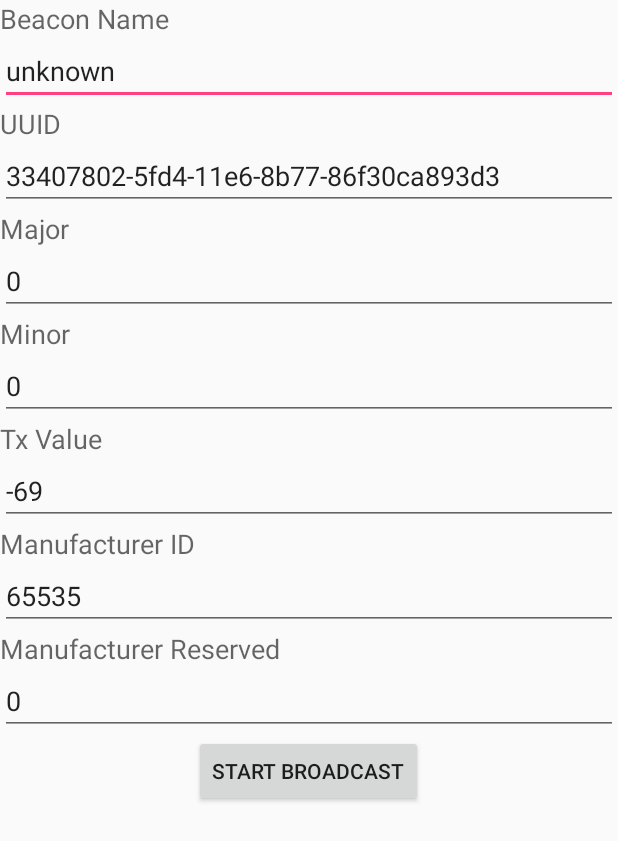
After one commit to Meepcake/AndroidBeaconFunTime, an Android app: the layout fragment_transmit.xml on its own in the app's theme, with its tools: preview values and no code run, on a phone screen of 412 x 824 dp. The commit adds this screen. Shown: the top 841 px of the screen. Run offline under Robolectric (Android 15) with nearby library versions, the phone set to English and light mode, and no system bars.

Commit message:
whoops forgot to add new files to VCS

```diff
--- a/app/src/main/java/com/meepcake/androidbeaconfuntime/MainActivity.java
+++ b/app/src/main/java/com/meepcake/androidbeaconfuntime/MainActivity.java
@@ -505,13 +505,14 @@ public class MainActivity extends AppCompatActivity implements BeaconConsumer{
     @Override
     public void onBeaconServiceConnect() {
         beaconManager.setMonitorNotifier(new MonitorNotifier() {
+
             @Override
             public void didEnterRegion(Region region) {
                 Log.e(TAG, "I just saw an beacon for the first time!");
                 ToastUtils.showToastInUiThread(getApplication(),R.string.Beacon_Detected);
 
                 try{
-                    beaconManager.startRangingBeaconsInRegion(new Region(getResources().getString(R.string.UUID), null, null, null));
+                    beaconManager.startRangingBeaconsInRegion(new Region(null, null, null, null));
                     beaconManager.setRangeNotifier(new RangeNotifier() {
                         @Override
                         public void didRangeBeaconsInRegion(Collection<Beacon> beacons, Region region) {
@@ -533,7 +534,7 @@ public class MainActivity extends AppCompatActivity implements BeaconConsumer{
 
             @Override
             public void didDetermineStateForRegion(int state, Region region) {
-                Log.e(TAG, "I have just switched from seeing/not seeing beacons: "+state);
+                Log.e(TAG, "I have just switched from seeing/not seeing beacons: " + state);
             }
         });
 
--- /dev/null
+++ b/app/src/main/res/layout/fragment_transmit.xml
@@ -0,0 +1,145 @@
+<ScrollView xmlns:android="http://schemas.android.com/apk/res/android"
+    android:layout_width="fill_parent"
+    android:layout_height="wrap_content"
+    android:id="@+id/scrollView"
+    android:layout_weight="0.44">
+
+
+    <LinearLayout
+        android:orientation="vertical"
+        android:layout_width="match_parent"
+        android:layout_height="wrap_content">
+
+        <TextView
+            android:layout_width="wrap_content"
+            android:layout_height="wrap_content"
+            android:textAppearance="?android:attr/textAppearanceMedium"
+            android:text="Beacon Name"
+            android:id="@+id/name_text"
+            android:layout_alignParentTop="true"
+            android:layout_centerHorizontal="true" />
+
+        <EditText
+            android:layout_width="match_parent"
+            android:layout_height="wrap_content"
+            android:id="@+id/text_Name"
+            android:layout_below="@+id/uuid_text"
+            android:layout_alignParentStart="true"
+            android:layout_alignParentEnd="true"
+            android:text="unknown" />
+
+        <TextView
+            android:layout_width="wrap_content"
+            android:layout_height="wrap_content"
+            android:textAppearance="?android:attr/textAppearanceMedium"
+            android:text="UUID"
+            android:id="@+id/uuid_text"
+            android:layout_alignParentTop="true"
+            android:layout_centerHorizontal="true" />
+
+        <EditText
+            android:layout_width="match_parent"
+            android:layout_height="wrap_content"
+            android:id="@+id/text_UUID"
+            android:layout_below="@+id/uuid_text"
+            android:layout_alignParentStart="true"
+            android:layout_alignParentEnd="true"
+            android:text="33407802-5fd4-11e6-8b77-86f30ca893d3" />
+
+        <TextView
+            android:layout_width="wrap_content"
+            android:layout_height="wrap_content"
+            android:textAppearance="?android:attr/textAppearanceMedium"
+            android:text="Major"
+            android:id="@+id/major_text"
+            android:layout_below="@+id/text_UUID"
+            android:layout_alignEnd="@+id/uuid_text" />
+
+        <EditText
+            android:layout_width="match_parent"
+            android:layout_height="wrap_content"
+            android:id="@+id/text_Major"
+            android:text="0"
+            android:layout_below="@+id/major_text"
+            android:layout_centerHorizontal="true" />
+
+        <TextView
+            android:layout_width="wrap_content"
+            android:layout_height="wrap_content"
+            android:textAppearance="?android:attr/textAppearanceMedium"
+            android:text="Minor"
+            android:id="@+id/minor_text"
+            android:layout_below="@+id/text_Major"
+            android:layout_centerHorizontal="true" />
+
+        <EditText
+            android:layout_width="match_parent"
+            android:layout_height="wrap_content"
+            android:id="@+id/text_Minor"
+            android:text="0"
+            android:layout_above="@+id/text_TxValue"
+            android:layout_alignParentEnd="true" />
+
+        <TextView
+            android:layout_width="wrap_content"
+            android:layout_height="wrap_content"
+            android:textAppearance="?android:attr/textAppearanceMedium"
+            android:text="Tx Value"
+            android:id="@+id/txValue_Text"
+            android:layout_below="@+id/minor_text"
+            android:layout_centerHorizontal="true" />
+
+        <EditText
+            android:layout_width="match_parent"
+            android:layout_height="wrap_content"
+            android:id="@+id/text_TxValue"
+            android:text="-69"
+            android:layout_centerVertical="true"
+            android:layout_alignParentEnd="true" />
+
+        <TextView
+            android:layout_width="wrap_content"
+            android:layout_height="wrap_content"
+            android:textAppearance="?android:attr/textAppearanceMedium"
+            android:text="Manufacturer ID"
+            android:id="@+id/manufacturer_Text"
+            android:layout_below="@+id/minor_text"
+            android:layout_centerHorizontal="true" />
+
+        <EditText
+            android:layout_width="match_parent"
+            android:layout_height="wrap_content"
+            android:id="@+id/text_ManufacturerID"
+            android:text="65535"
+            android:layout_centerVertical="true"
+            android:layout_alignParentEnd="true"
+            android:layout_gravity="center_horizontal" />
+
+        <TextView
+            android:layout_width="wrap_content"
+            android:layout_height="wrap_content"
+            android:textAppearance="?android:attr/textAppearanceMedium"
+            android:text="Manufacturer Reserved"
+            android:id="@+id/manufacturerRes_Text"
+            android:layout_below="@+id/minor_text"
+            android:layout_centerHorizontal="true" />
+
+        <EditText
+            android:layout_width="match_parent"
+            android:layout_height="wrap_content"
+            android:id="@+id/text_ManufacturerRes"
+            android:text="0"
+            android:layout_centerVertical="true"
+            android:layout_alignParentEnd="true"
+            android:layout_gravity="center_horizontal" />
+
+        <Button
+            android:layout_width="wrap_content"
+            android:layout_height="wrap_content"
+            android:text="Start Broadcast"
+            android:id="@+id/btn_StartBroadcast"
+            android:layout_alignParentBottom="true"
+            android:layout_centerHorizontal="true"
+            android:layout_gravity="center_horizontal" />
+    </LinearLayout>
+</ScrollView>
```
Also changed, not shown: app/src/main/java/com/meepcake/androidbeaconfuntime/CustomAdapter.java (added, +45 -0 lines), app/src/main/java/com/meepcake/androidbeaconfuntime/ToastUtils.java (added, +24 -0 lines), app/src/main/res/layout/fragment_info.xml (added, +83 -0 lines), app/src/main/res/layout/fragment_scan.xml (added, +19 -0 lines), app/src/main/res/layout/scan_listview_layout.xml (added, +43 -0 lines).
